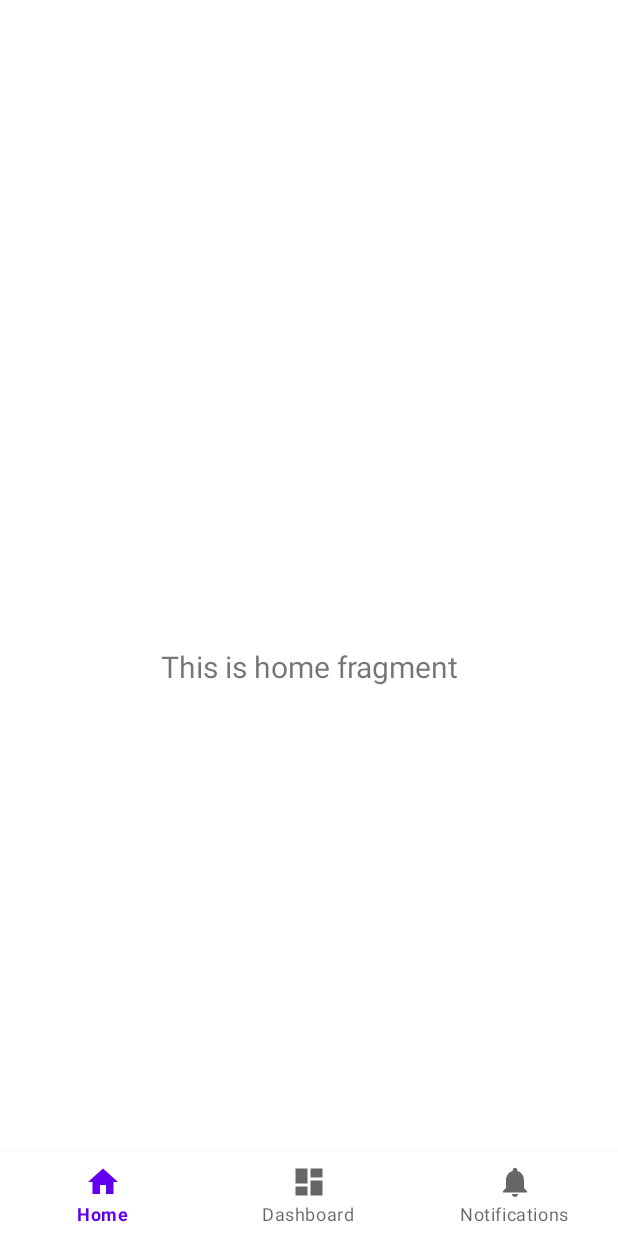
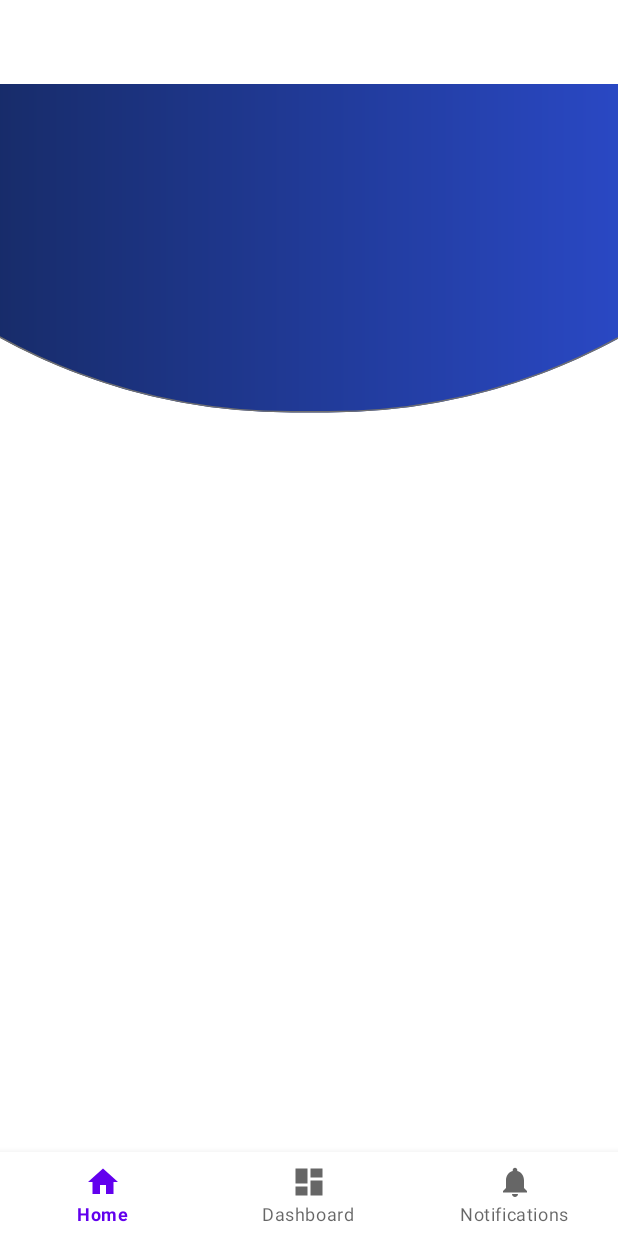
Before and after one commit to peirisabhi/chozy, an Android app: the HomeFragment screen opened directly, with no data from a screen before it, on a phone screen of 412 x 824 dp. Run offline under Robolectric (Android 15) with nearby library versions, the phone set to English and light mode, and no system bars; our stand-ins replace navigation-ui; 3 statements that could not run were skipped.

Commit message:
home page created

```diff
--- /dev/null
+++ b/app/src/main/res/drawable/home_top_back.xml
@@ -0,0 +1,32 @@
+<vector xmlns:android="http://schemas.android.com/apk/res/android"
+    xmlns:aapt="http://schemas.android.com/aapt"
+    android:width="390dp"
+    android:height="224dp"
+    android:viewportWidth="390"
+    android:viewportHeight="224">
+  <group>
+    <clip-path
+        android:pathData="M0,0h390v224h-390z"/>
+    <path
+        android:pathData="M184,-535L207,-535A365,365 0,0 1,572 -170L572,-146A365,365 0,0 1,207 219L184,219A365,365 0,0 1,-181 -146L-181,-170A365,365 0,0 1,184 -535z"
+        android:strokeWidth="1"
+        android:strokeColor="#00000000">
+      <aapt:attr name="android:fillColor">
+        <gradient
+            android:startY="-158"
+            android:startX="572"
+            android:endY="-158"
+            android:endX="-181"
+            android:type="linear">
+          <item android:offset="0" android:color="#FF3255ED"/>
+          <item android:offset="1" android:color="#FF0F1F41"/>
+        </gradient>
+      </aapt:attr>
+    </path>
+    <path
+        android:pathData="M184,-534.5L207,-534.5A364.5,364.5 0,0 1,571.5 -170L571.5,-146A364.5,364.5 0,0 1,207 218.5L184,218.5A364.5,364.5 0,0 1,-180.5 -146L-180.5,-170A364.5,364.5 0,0 1,184 -534.5z"
+        android:strokeWidth="1"
+        android:fillColor="#00000000"
+        android:strokeColor="#707070"/>
+  </group>
+</vector>
--- a/app/src/main/res/layout/fragment_home.xml
+++ b/app/src/main/res/layout/fragment_home.xml
@@ -6,16 +6,13 @@
     android:layout_height="match_parent"
     tools:context=".ui.home.HomeFragment">
 
-    <TextView
-        android:id="@+id/text_home"
-        android:layout_width="match_parent"
+
+    <ImageView
+        android:id="@+id/imageView9"
+        android:layout_width="0dp"
         android:layout_height="wrap_content"
-        android:layout_marginStart="8dp"
-        android:layout_marginTop="8dp"
-        android:layout_marginEnd="8dp"
-        android:textAlignment="center"
-        android:textSize="20sp"
-        app:layout_constraintBottom_toBottomOf="parent"
+        android:scaleType="fitXY"
+        android:src="@drawable/home_top_back"
         app:layout_constraintEnd_toEndOf="parent"
         app:layout_constraintStart_toStartOf="parent"
         app:layout_constraintTop_toTopOf="parent" />
--- a/app/src/main/res/navigation/authentication_nav_graph.xml
+++ b/app/src/main/res/navigation/authentication_nav_graph.xml
@@ -3,7 +3,7 @@
     xmlns:app="http://schemas.android.com/apk/res-auto"
     xmlns:tools="http://schemas.android.com/tools"
     android:id="@+id/authentication_nav_graph"
-    app:startDestination="@id/loginFragment">
+    app:startDestination="@id/signUpFragment">
 
     <fragment
         android:id="@+id/splashFragment"
@@ -28,5 +28,10 @@
         tools:layout="@layout/fragment_login" >
 
     </fragment>
+    <fragment
+        android:id="@+id/signUpFragment"
+        android:name="com.abhi.chozy.ui.signUp.SignUpFragment"
+        android:label="fragment_sign_up"
+        tools:layout="@layout/fragment_sign_up" />
 
 </navigation>
```
